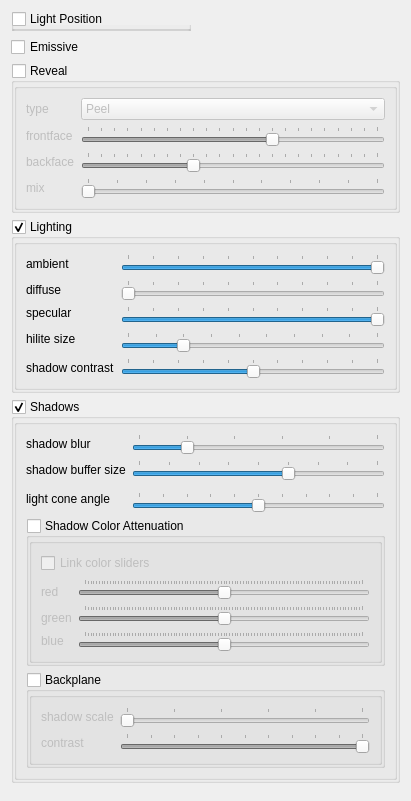
First picture: the form in drishti/lightingwidget.ui, repository nci/drishti, before the edit.
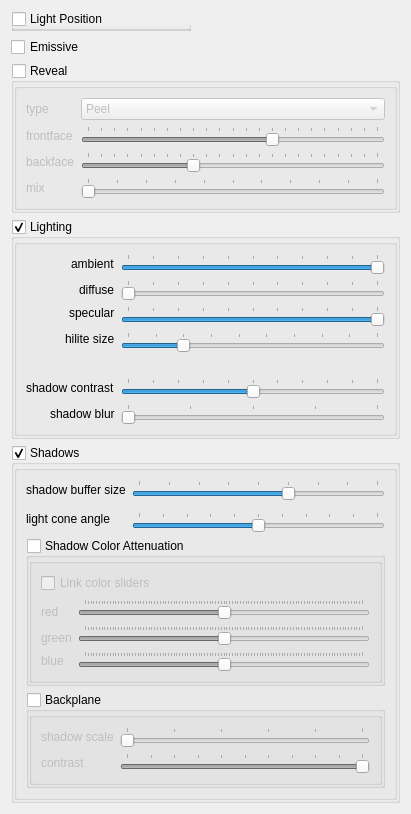
Second picture: the form after the edit.

Commit message: paint - save depth slice every time mask updated drishti - shadow blur restored

```diff
--- a/drishti/lightingwidget.ui
+++ b/drishti/lightingwidget.ui
@@ -217,14 +217,14 @@
          <bool>false</bool>
         </property>
         <layout class="QGridLayout">
-         <item row="3" column="0" rowspan="2">
+         <item row="3" column="0" rowspan="2" alignment="Qt::AlignRight">
           <widget class="QLabel" name="label_3">
            <property name="text">
             <string>hilite size</string>
            </property>
           </widget>
          </item>
-         <item row="1" column="0">
+         <item row="1" column="0" alignment="Qt::AlignRight">
           <widget class="QLabel" name="label">
            <property name="text">
             <string>diffuse</string>
@@ -281,7 +281,7 @@
            </property>
           </widget>
          </item>
-         <item row="0" column="0">
+         <item row="0" column="0" alignment="Qt::AlignRight">
           <widget class="QLabel" name="label_4">
            <property name="text">
             <string>ambient</string>
@@ -313,7 +313,7 @@
            </property>
           </widget>
          </item>
-         <item row="2" column="0">
+         <item row="2" column="0" alignment="Qt::AlignRight">
           <widget class="QLabel" name="label_2">
            <property name="text">
             <string>specular</string>
@@ -345,14 +345,14 @@
            </property>
           </widget>
          </item>
-         <item row="5" column="0">
+         <item row="6" column="0">
           <widget class="QLabel" name="label_7">
            <property name="text">
             <string>shadow contrast</string>
            </property>
           </widget>
          </item>
-         <item row="5" column="1">
+         <item row="6" column="1">
           <widget class="QSlider" name="shadowcontrast">
            <property name="maximumSize">
             <size>
@@ -377,6 +377,57 @@
            </property>
           </widget>
          </item>
+         <item row="7" column="0" alignment="Qt::AlignRight">
+          <widget class="QLabel" name="label_5">
+           <property name="text">
+            <string>shadow blur</string>
+           </property>
+          </widget>
+         </item>
+         <item row="7" column="1">
+          <widget class="QSlider" name="shadowblur">
+           <property name="maximumSize">
+            <size>
+             <width>16777215</width>
+             <height>20</height>
+            </size>
+           </property>
+           <property name="minimum">
+            <number>1</number>
+           </property>
+           <property name="maximum">
+            <number>5</number>
+           </property>
+           <property name="pageStep">
+            <number>1</number>
+           </property>
+           <property name="value">
+            <number>1</number>
+           </property>
+           <property name="orientation">
+            <enum>Qt::Horizontal</enum>
+           </property>
+           <property name="tickPosition">
+            <enum>QSlider::TicksAbove</enum>
+           </property>
+          </widget>
+         </item>
+         <item row="5" column="1">
+          <spacer name="verticalSpacer_2">
+           <property name="orientation">
+            <enum>Qt::Vertical</enum>
+           </property>
+           <property name="sizeType">
+            <enum>QSizePolicy::Fixed</enum>
+           </property>
+           <property name="sizeHint" stdset="0">
+            <size>
+             <width>20</width>
+             <height>20</height>
+            </size>
+           </property>
+          </spacer>
+         </item>
         </layout>
        </widget>
       </item>
@@ -416,38 +467,6 @@
          <bool>false</bool>
         </property>
         <layout class="QGridLayout">
-         <item row="0" column="0">
-          <widget class="QLabel" name="label_5">
-           <property name="text">
-            <string>shadow blur</string>
-           </property>
-          </widget>
-         </item>
-         <item row="0" column="1">
-          <widget class="QSlider" name="shadowblur">
-           <property name="maximumSize">
-            <size>
-             <width>16777215</width>
-             <height>20</height>
-            </size>
-           </property>
-           <property name="maximum">
-            <number>5</number>
-           </property>
-           <property name="pageStep">
-            <number>1</number>
-           </property>
-           <property name="value">
-            <number>1</number>
-           </property>
-           <property name="orientation">
-            <enum>Qt::Horizontal</enum>
-           </property>
-           <property name="tickPosition">
-            <enum>QSlider::TicksAbove</enum>
-           </property>
-          </widget>
-         </item>
          <item row="1" column="0">
           <widget class="QLabel" name="label_6">
            <property name="text">
```
Left out of the diff: 55 changed lines with no effect on the pictures. The commit also changes 3 other files.
